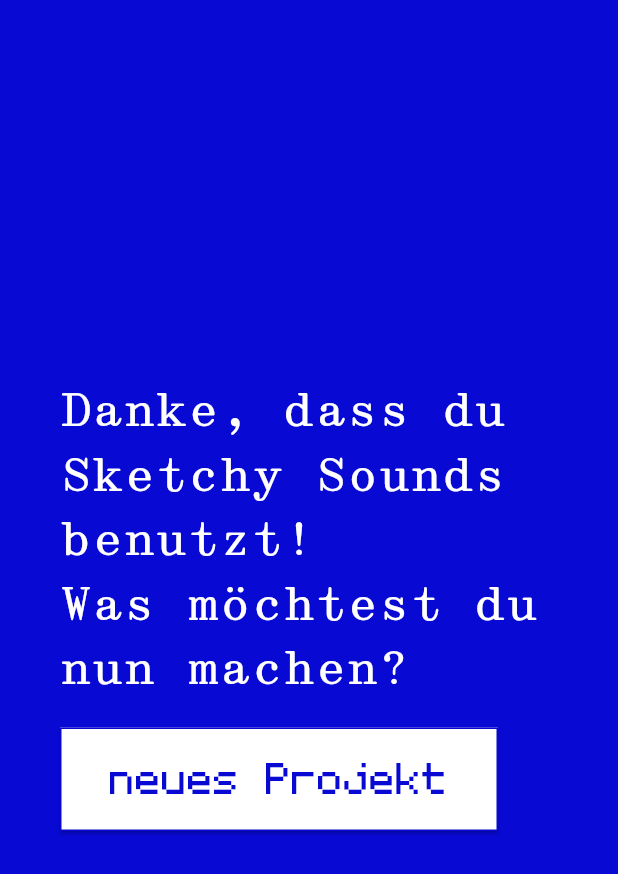
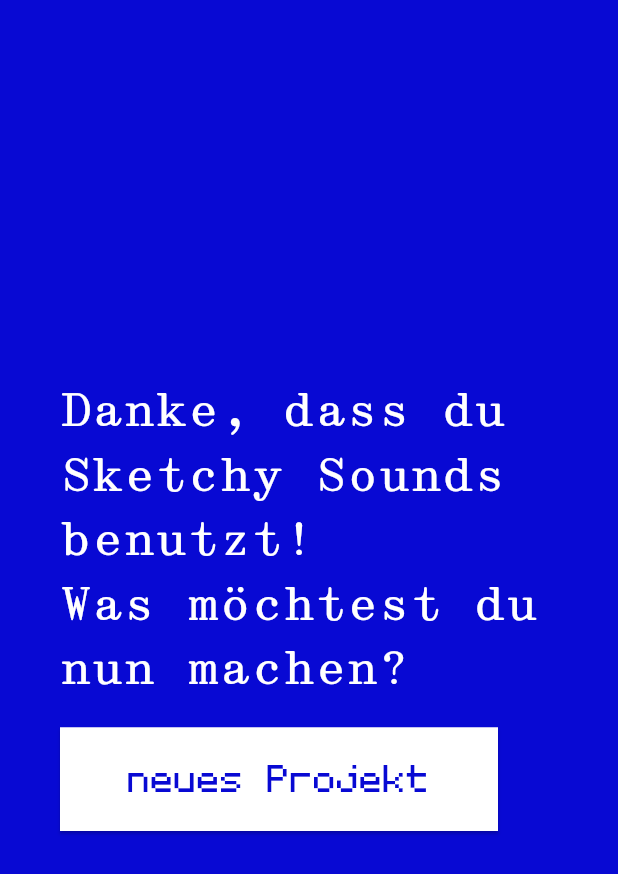
Before and after one commit to disC-SketchySounds/flutter_app, a Flutter app: the AnalysisView screen opened directly with empty values, after a tap on "abschließen", on a phone screen of 412 x 824 dp. Shown: the top 874 px of the screen. Run offline on Flutter 3.47's test engine with Material 3 defaults, Android fonts, the phone set to English and light mode, and no system bars; our stand-ins replace audioplayers, shared_preferences; accounts and stored records are empty; network calls fail.

Commit message:
ui improvements

```diff
--- a/lib/resources/blue_button.dart
+++ b/lib/resources/blue_button.dart
@@ -33,13 +33,13 @@ class BlueButton extends StatelessWidget {
           // Text color
           shape: RoundedRectangleBorder(
             borderRadius: BorderRadius.circular(0.0),
-            side: BorderSide(color: foregroundColor),
+            side: BorderSide(color: backgroundColor != AppColors.black ? backgroundColor : foregroundColor),
           ),
         ),
         child: Text(
           text,
           style: const TextStyle(
-            fontSize: 46,
+            fontSize: 41,
             fontFamily: 'MozartNbp',
             height: 0.8,
           ),
--- a/lib/views/analysis_tags_view.dart
+++ b/lib/views/analysis_tags_view.dart
@@ -37,7 +37,7 @@ class AnalysisTagsView extends StatelessWidget {
                     'Schlagworte',
                     style: TextStyle(
                       fontFamily: 'MozartNbp',
-                      fontSize: 46,
+                      fontSize: 41,
                     ),
                   ),
                 ),
--- a/lib/views/analysis_view.dart
+++ b/lib/views/analysis_view.dart
@@ -59,10 +59,10 @@ class _AnalysisViewState extends State<AnalysisView> {
                 const Padding(
                   padding: EdgeInsets.only(left: 16, top: 32, right: 16, bottom: 32),
                   child: Text(
-                    'Deine Partitur',
+                    'DEINE PARTITUR',
                     style: TextStyle(
                       fontFamily: 'MozartNbp',
-                      fontSize: 46,
+                      fontSize: 41,
                     ),
                   ),
                 ),
@@ -111,15 +111,22 @@ class _AnalysisViewState extends State<AnalysisView> {
             child: Column(
               mainAxisAlignment: MainAxisAlignment.end,
               children: [
+                const Padding(
+                  padding: EdgeInsets.only(bottom: 0),
+                  child: Text('Generierter Sound', style: TextStyle(
+                    fontFamily: 'MozartNbp',
+                    fontSize: 41,
+                  )),
+                ),
                 Padding(
-                  padding: const EdgeInsets.only(bottom: 100),
+                  padding: const EdgeInsets.only(bottom: 80),
                   child: IconButton(
                     icon: Icon(
                         isPlaying
                             ? Icons.pause
                             : Icons.play_arrow_rounded,
                         color: AppColors.white,
-                        size: 45),
+                        size: 90),
                     onPressed: () async {
                       if (isPlaying) {
                         setState(
--- a/lib/views/drawing_view.dart
+++ b/lib/views/drawing_view.dart
@@ -123,7 +123,7 @@ class _DrawingViewState extends State<DrawingView> {
                     'ZEICHNE ETWAS',
                     style: TextStyle(
                       fontFamily: 'MozartNbp',
-                      fontSize: 46,
+                      fontSize: 41,
                     ),
                   ),
                 ),
--- a/lib/views/explainer_view.dart
+++ b/lib/views/explainer_view.dart
@@ -10,7 +10,7 @@ class ExplainerView extends StatelessWidget {
   @override
   Widget build(BuildContext context) {
     return Scaffold(
-      backgroundColor: AppColors.blue,
+      backgroundColor: AppColors.black,
       body: Stack(
         children: [
           Padding(
@@ -25,7 +25,7 @@ class ExplainerView extends StatelessWidget {
                     children: [
                       Text(
                         'Grafische Partituren sind eine Möglichkeit, die Ausführung von Musikstücken auf grafische Art und Weise zu beschreiben.',
-                        style: TextStyle(fontSize: 46, fontFamily: 'MozartNbp'),
+                        style: TextStyle(fontSize: 41, fontFamily: 'MozartNbp'),
                       ),
                       Row(
                         children: [
--- a/lib/views/home_view.dart
+++ b/lib/views/home_view.dart
@@ -107,12 +107,12 @@ class _HomeViewState extends State<HomeView> {
             iconSize: 0,
             unselectedLabelStyle: const TextStyle(
               fontFamily: 'MozartNbp',
-              fontSize: 46,
+              fontSize: 41,
               height: 0.1,
             ),
             selectedLabelStyle: const TextStyle(
               fontFamily: 'MozartNbp',
-              fontSize: 46,
+              fontSize: 41,
               height: 0.1,
             ),
             backgroundColor:
--- a/lib/views/intro_view.dart
+++ b/lib/views/intro_view.dart
@@ -9,7 +9,7 @@ class IntroView extends StatelessWidget {
   @override
   Widget build(BuildContext context) {
     return Scaffold(
-      backgroundColor: AppColors.blue,
+      backgroundColor: AppColors.black,
       body: Stack(
         children: [
           Padding(
@@ -24,7 +24,7 @@ class IntroView extends StatelessWidget {
                       padding: EdgeInsets.only(left: 16),
                       child: Text(
                         'Verwandle mit Sketchy Sounds deine eigene Zeichung in eine grafische Partitur und tauche spielerisch in die Welt der Musik ein!',
-                          style: TextStyle(fontSize: 46, fontFamily: 'MozartNbp'),
+                          style: TextStyle(fontSize: 41, fontFamily: 'MozartNbp'),
                       ),
                     ),
                     Row(
--- a/lib/views/score_view.dart
+++ b/lib/views/score_view.dart
@@ -21,7 +21,7 @@ class ScoreView extends StatelessWidget {
               Padding(
                 padding: EdgeInsets.all(35),
                 child: Text(
-                  'Deine Partitur',
+                  'DEINE PARTITUR',
                   style: TextStyle(
                     fontFamily: 'TWKLausanne',
                     fontSize: 40,
```
